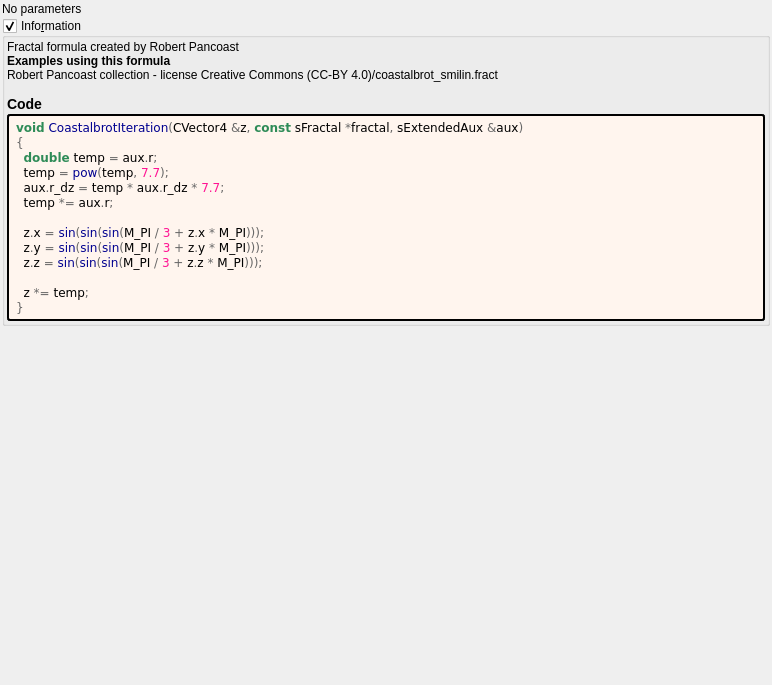
Before: the Qt Designer form mandelbulber2/formula/ui/fractal_coastalbrot.ui in buddhi1980/mandelbulber2, drawn with Qt 5.
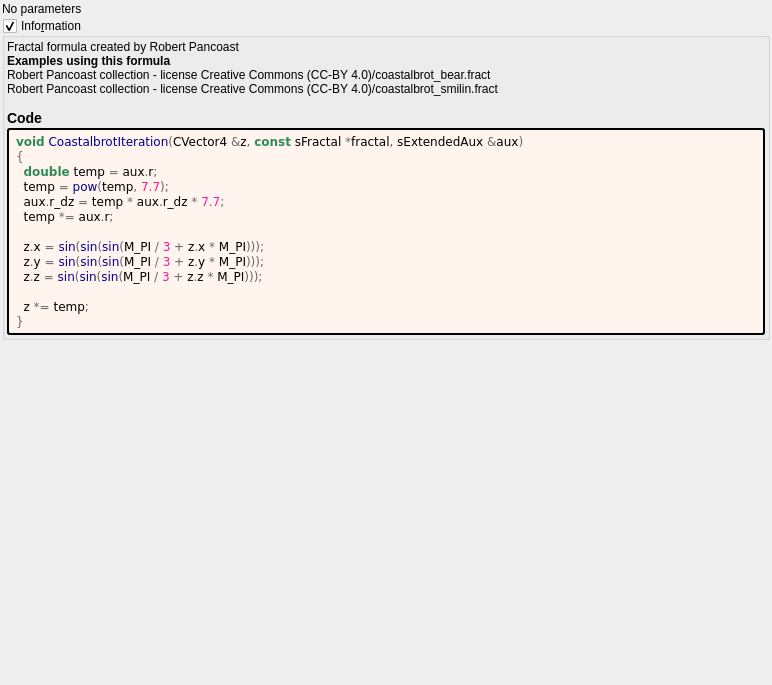
After: the same form once the commit is applied. Custom widgets are drawn as their Qt base class.

Diff of the .ui file:
```diff
--- a/mandelbulber2/formula/ui/fractal_coastalbrot.ui
+++ b/mandelbulber2/formula/ui/fractal_coastalbrot.ui
@@ -68,7 +68,7 @@
         <property name="text">
          <string notr="true">&lt;p&gt;Fractal formula created by Robert Pancoast&lt;/p&gt;&lt;table&gt;
 &lt;/table&gt;
-&lt;br&gt;&lt;b&gt;Examples using this formula&lt;/b&gt;&lt;br&gt;Robert Pancoast collection - license Creative Commons (CC-BY 4.0)/coastalbrot_smilin.fract&lt;h3&gt;Code&lt;/h3&gt;</string>
+&lt;br&gt;&lt;b&gt;Examples using this formula&lt;/b&gt;&lt;br&gt;Robert Pancoast collection - license Creative Commons (CC-BY 4.0)/coastalbrot_bear.fract&lt;br&gt;Robert Pancoast collection - license Creative Commons (CC-BY 4.0)/coastalbrot_smilin.fract&lt;h3&gt;Code&lt;/h3&gt;</string>
         </property>
         <property name="wordWrap">
          <bool>true</bool>
```
